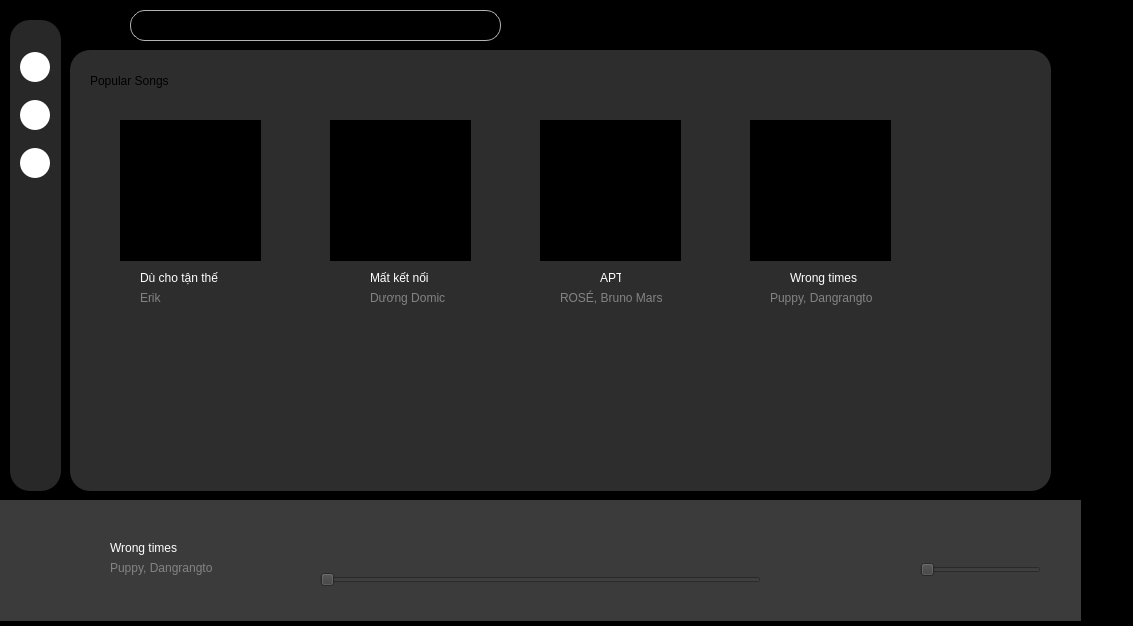
The window that ui/home.ui (trihungdepzai/pythonapp) describes before a commit, drawn with Qt 5.
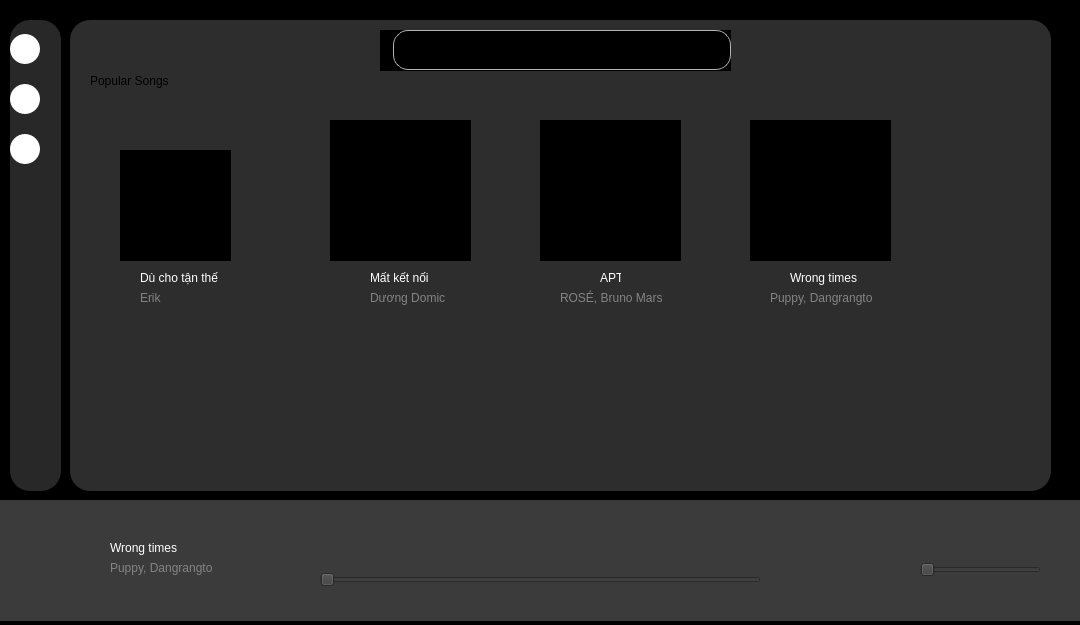
The same window after the commit. Icons and pictures are not drawn.

```diff
--- a/ui/home.ui
+++ b/ui/home.ui
@@ -6,8 +6,8 @@
    <rect>
     <x>0</x>
     <y>0</y>
-    <width>1133</width>
-    <height>626</height>
+    <width>1080</width>
+    <height>625</height>
    </rect>
   </property>
   <property name="windowTitle">
@@ -31,51 +31,6 @@
      <number>0</number>
     </property>
     <widget class="QWidget" name="home">
-     <widget class="QLineEdit" name="lineEdit_5">
-      <property name="geometry">
-       <rect>
-        <x>60</x>
-        <y>10</y>
-        <width>371</width>
-        <height>31</height>
-       </rect>
-      </property>
-      <property name="styleSheet">
-       <string notr="true">width: 100%;
-  padding: 10px;
-  font-size: 14px;
-  border: 1px solid #B3B3B3; 
-  border-radius: 15px; 
-  background-color: transparent;
-  color: rgb(0, 0, 0)</string>
-      </property>
-      <property name="frame">
-       <bool>true</bool>
-      </property>
-     </widget>
-     <widget class="QLabel" name="label">
-      <property name="geometry">
-       <rect>
-        <x>30</x>
-        <y>20</y>
-        <width>20</width>
-        <height>20</height>
-       </rect>
-      </property>
-      <property name="styleSheet">
-       <string notr="true">background: none;
-border: none;</string>
-      </property>
-      <property name="text">
-       <string/>
-      </property>
-      <property name="pixmap">
-       <pixmap>../img/magnifying-glass-solid.svg</pixmap>
-      </property>
-      <property name="scaledContents">
-       <bool>true</bool>
-      </property>
-     </widget>
      <widget class="QLabel" name="label_3">
       <property name="geometry">
        <rect>
@@ -98,9 +53,9 @@
       <property name="geometry">
        <rect>
         <x>50</x>
-        <y>120</y>
-        <width>141</width>
-        <height>141</height>
+        <y>150</y>
+        <width>111</width>
+        <height>111</height>
        </rect>
       </property>
       <property name="text">
@@ -371,15 +326,15 @@
       <property name="geometry">
        <rect>
         <x>0</x>
-        <y>50</y>
+        <y>20</y>
         <width>981</width>
-        <height>441</height>
+        <height>471</height>
        </rect>
       </property>
       <property name="styleSheet">
-       <string notr="true">background-color: rgb(45, 45, 45); /* Màu đen */
-    height: 50px; /* Chiều cao của thanh */
-    width: 100%; /* Chiều rộng của thanh */
+       <string notr="true">background-color: rgb(45, 45, 45);
+    height: 50px; 
+    width: 100%; 
 border-radius: 20px;</string>
       </property>
       <property name="text">
@@ -410,9 +365,61 @@
        <string>Erik</string>
       </property>
      </widget>
+     <widget class="QWidget" name="horizontalLayoutWidget">
+      <property name="geometry">
+       <rect>
+        <x>310</x>
+        <y>30</y>
+        <width>351</width>
+        <height>41</height>
+       </rect>
+      </property>
+      <layout class="QHBoxLayout" name="horizontalLayout_3">
+       <item>
+        <widget class="QLabel" name="label">
+         <property name="enabled">
+          <bool>true</bool>
+         </property>
+         <property name="maximumSize">
+          <size>
+           <width>20</width>
+           <height>20</height>
+          </size>
+         </property>
+         <property name="styleSheet">
+          <string notr="true">background: none;
+border: none;</string>
+         </property>
+         <property name="text">
+          <string/>
+         </property>
+         <property name="pixmap">
+          <pixmap>../img/magnifying-glass-solid.svg</pixmap>
+         </property>
+         <property name="scaledContents">
+          <bool>true</bool>
+         </property>
+        </widget>
+       </item>
+       <item>
+        <widget class="QLineEdit" name="lineEdit_5">
+         <property name="styleSheet">
+          <string notr="true">width: 100%;
+  padding: 10px;
+  font-size: 14px;
+  border: 1px solid #B3B3B3; 
+  border-radius: 15px; 
+  background-color: transparent;
+  color: rgb(0, 0, 0)</string>
+         </property>
+         <property name="frame">
+          <bool>true</bool>
+         </property>
+        </widget>
+       </item>
+      </layout>
+     </widget>
      <zorder>label_13</zorder>
-     <zorder>lineEdit_5</zorder>
-     <zorder>label</zorder>
      <zorder>label_3</zorder>
      <zorder>label_14</zorder>
      <zorder>label_15</zorder>
@@ -430,6 +437,7 @@
      <zorder>label_30</zorder>
      <zorder>label_31</zorder>
      <zorder>label_25</zorder>
+     <zorder>horizontalLayoutWidget</zorder>
     </widget>
     <widget class="QWidget" name="playlist">
      <widget class="QLabel" name="label_27">
@@ -1078,9 +1086,9 @@
      </rect>
     </property>
     <property name="styleSheet">
-     <string notr="true">background-color: rgb(40, 40, 40); /* Màu đen */
-    height: 50px; /* Chiều cao của thanh */
-    width: 100%; /* Chiều rộng của thanh */
+     <string notr="true">background-color: rgb(40, 40, 40);
+    height: 50px; 
+    width: 100%;
 border-radius: 20px;</string>
     </property>
     <property name="text">
@@ -1295,10 +1303,10 @@
    <widget class="QWidget" name="verticalWidget" native="true">
     <property name="geometry">
      <rect>
-      <x>20</x>
-      <y>40</y>
-      <width>41</width>
-      <height>151</height>
+      <x>10</x>
+      <y>20</y>
+      <width>71</width>
+      <height>161</height>
      </rect>
     </property>
     <property name="styleSheet">
```
